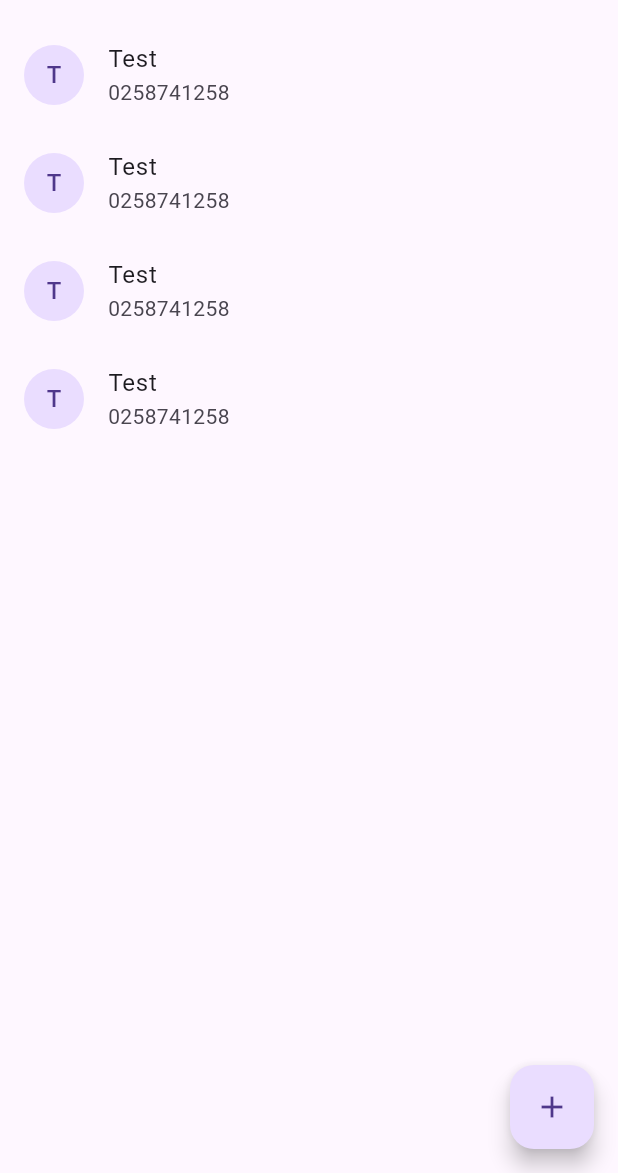
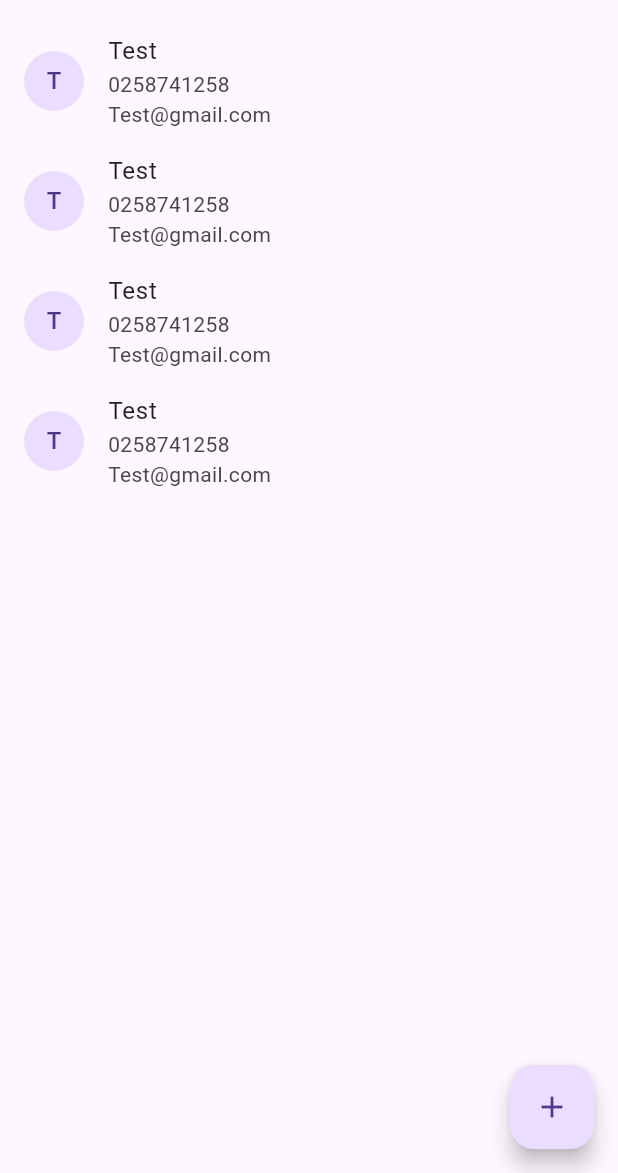
Before and after one commit to Milarize/Contact, a Flutter app: the screen it shows after launch, on a phone screen of 412 x 824 dp, the part 63-1236 px from its top. Run offline on Flutter 3.47's test engine with Material 3 defaults, Android fonts, the phone set to English and light mode, and no system bars.

Commit message:
CrossAxisAlignment

```diff
--- a/lib/contact_widget.dart
+++ b/lib/contact_widget.dart
@@ -18,16 +18,29 @@ class _ContactWidgetState extends State<ContactWidget> {
   @override
   Widget build(BuildContext context) {
     return Scaffold(
-        appBar: AppBar(
-          title: Text('My Contact'),
-        ),
-        body: ListView.builder(itemBuilder: (contact,index){
-          return ListTile(
-            leading: CircleAvatar(child:Text(contacts[index].name[0]),),
-            title:Text(contacts[index].name),
-            subtitle:Text(contacts[index].phone),
-            );
-        },itemCount:contacts.length),
-        floatingActionButton: FloatingActionButton(child:Icon(Icons.add),onPressed:(){},),);
+      appBar: AppBar(
+        title: Text('My Contact'),
+      ),
+      body: ListView.builder(
+          itemBuilder: (contact, index) {
+            return ListTile(
+                leading: CircleAvatar(
+                  child: Text(contacts[index].name[0]),
+                ),
+                title: Text(contacts[index].name),
+                subtitle: Column(
+                  crossAxisAlignment: CrossAxisAlignment.start,
+                  children: [
+                    Text(contacts[index].phone),
+                    Text(contacts[index].email),
+                  ],
+                ));
+          },
+          itemCount: contacts.length),
+      floatingActionButton: FloatingActionButton(
+        child: Icon(Icons.add),
+        onPressed: () {},
+      ),
+    );
   }
 }
```
